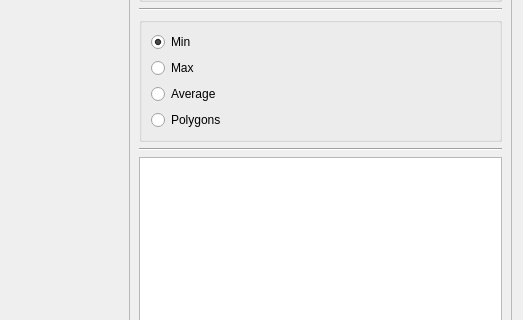
DanielaCabiddu/PEMesh.2, file src/meshmetricsgraphicwidget.ui: the form before one commit; both pictures show x 285 to 808 and y 366 to 686 of the 808 by 816 pixel window.
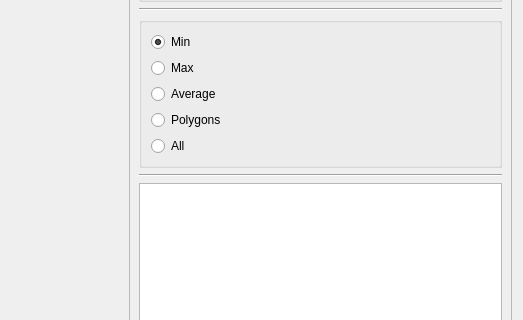
The form after the commit. Custom widgets are drawn as their Qt base class.

What changed in the file:
```diff
--- a/src/meshmetricsgraphicwidget.ui
+++ b/src/meshmetricsgraphicwidget.ui
@@ -182,6 +182,13 @@
            </property>
           </widget>
          </item>
+         <item>
+          <widget class="QRadioButton" name="all_rb">
+           <property name="text">
+            <string>All</string>
+           </property>
+          </widget>
+         </item>
         </layout>
        </widget>
       </item>
```
